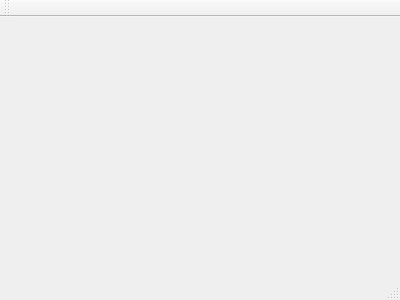
This is mainwindow.ui in robotustra/qtlcnc as Qt 5 draws it before an edit. The edited form follows.
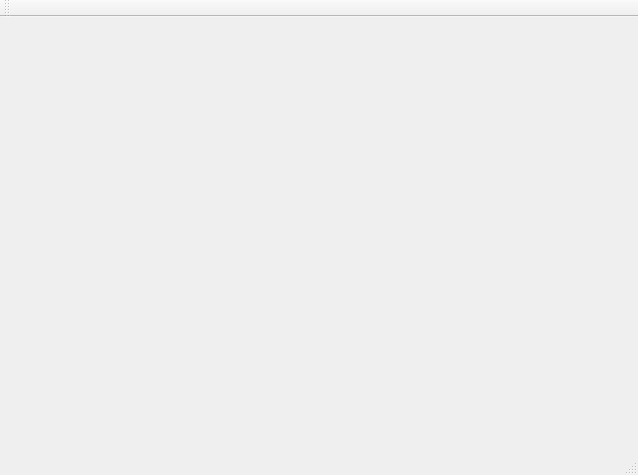
This is the edited form.

The edit to the form file:
```diff
--- a/mainwindow.ui
+++ b/mainwindow.ui
@@ -6,15 +6,30 @@
    <rect>
     <x>0</x>
     <y>0</y>
-    <width>400</width>
-    <height>300</height>
+    <width>638</width>
+    <height>475</height>
    </rect>
   </property>
   <property name="windowTitle">
    <string>QtLCNC</string>
   </property>
   <widget class="QWidget" name="centralWidget">
-   <layout class="QHBoxLayout" name="horizontalLayout"/>
+   <widget class="QWidget" name="cwt" native="true">
+    <property name="geometry">
+     <rect>
+      <x>175</x>
+      <y>9</y>
+      <width>400</width>
+      <height>400</height>
+     </rect>
+    </property>
+    <property name="minimumSize">
+     <size>
+      <width>100</width>
+      <height>100</height>
+     </size>
+    </property>
+   </widget>
   </widget>
   <widget class="QMenuBar" name="menuBar">
    <property name="geometry">
```
Left out of the diff: 4 changed lines with no effect on the pictures.
